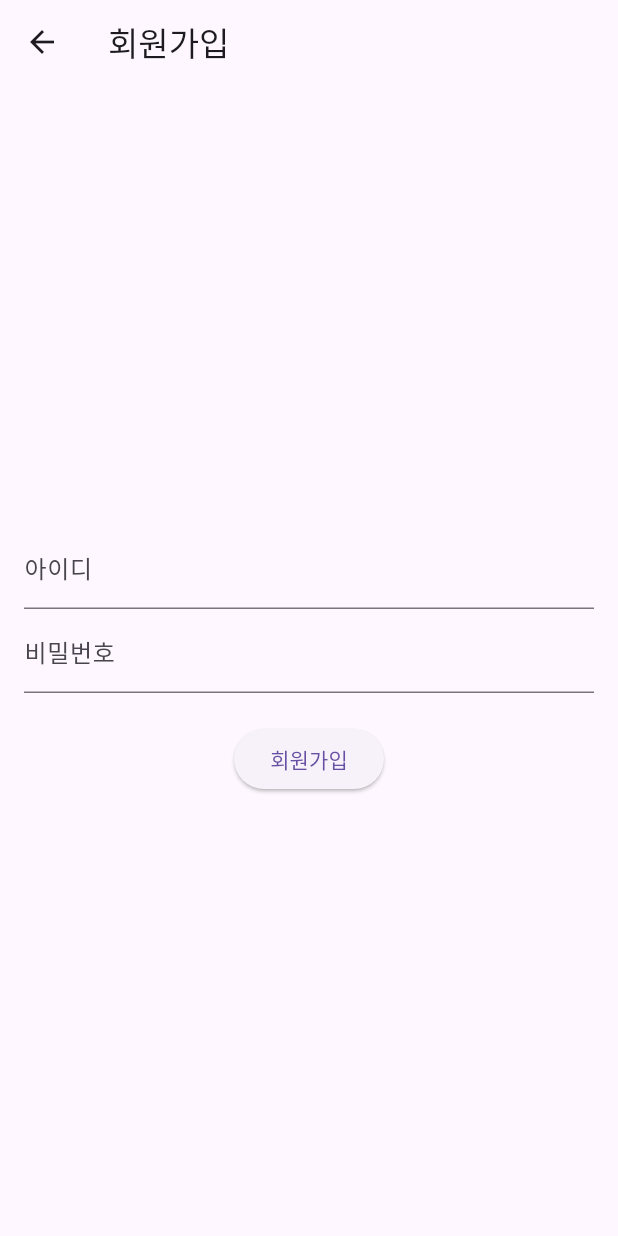
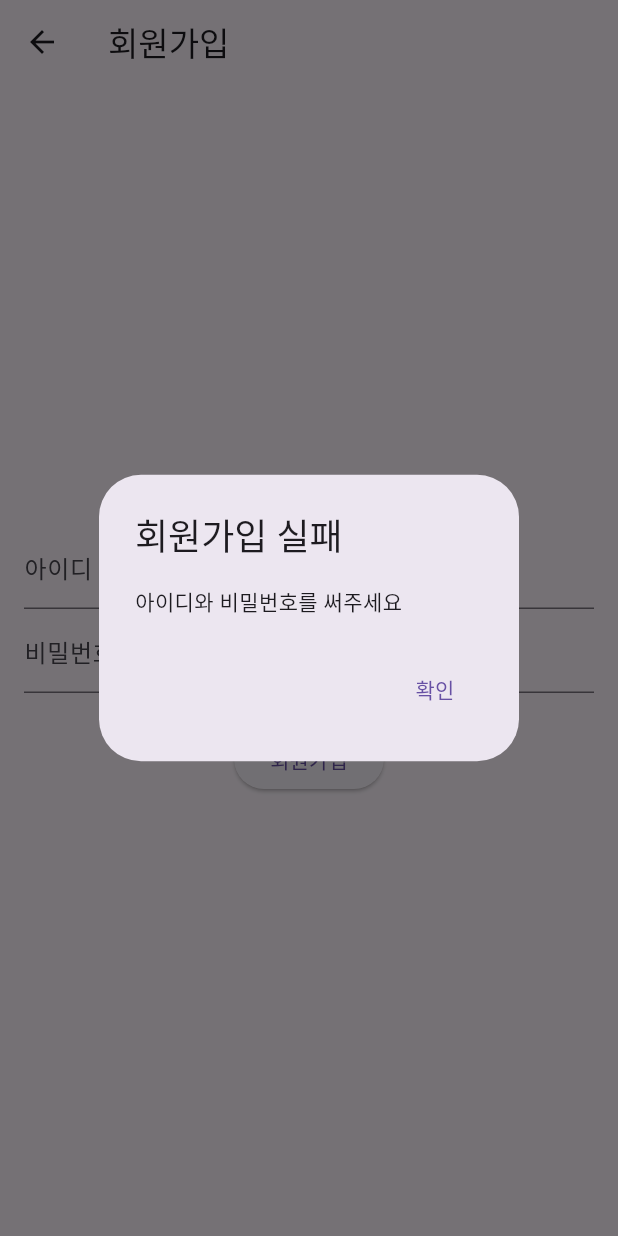
Before and after one commit to kjune922/Computer-Helper, a Flutter app: the SignupPage screen opened by its route, after a tap on "회원가입", on a phone screen of 412 x 824 dp. Run offline on Flutter 3.47's test engine with Material 3 defaults, Android fonts, the phone set to English and light mode, and no system bars; our stand-ins replace carousel_slider.

Commit message:
회원가입 구현성공

```diff
--- a/lib/pages/signup_page.dart
+++ b/lib/pages/signup_page.dart
@@ -71,7 +71,20 @@ class _SignupPageState extends State<SignupPage> {
                     );
                   }
                 }else{
-                  print('둘중하나공백임');
+                  showDialog(
+                    context: context,
+                    builder: (context) => AlertDialog(
+                      title: Text('회원가입 실패'),
+                      content: Text('아이디와 비밀번호를 써주세요'),
+                      actions: [
+                        TextButton(
+                          onPressed: () => Navigator.pop(
+                              context),
+                          child: Text('확인'),
+                        ),
+                      ],
+                    ),
+                  );
                 }
 
               },
```
